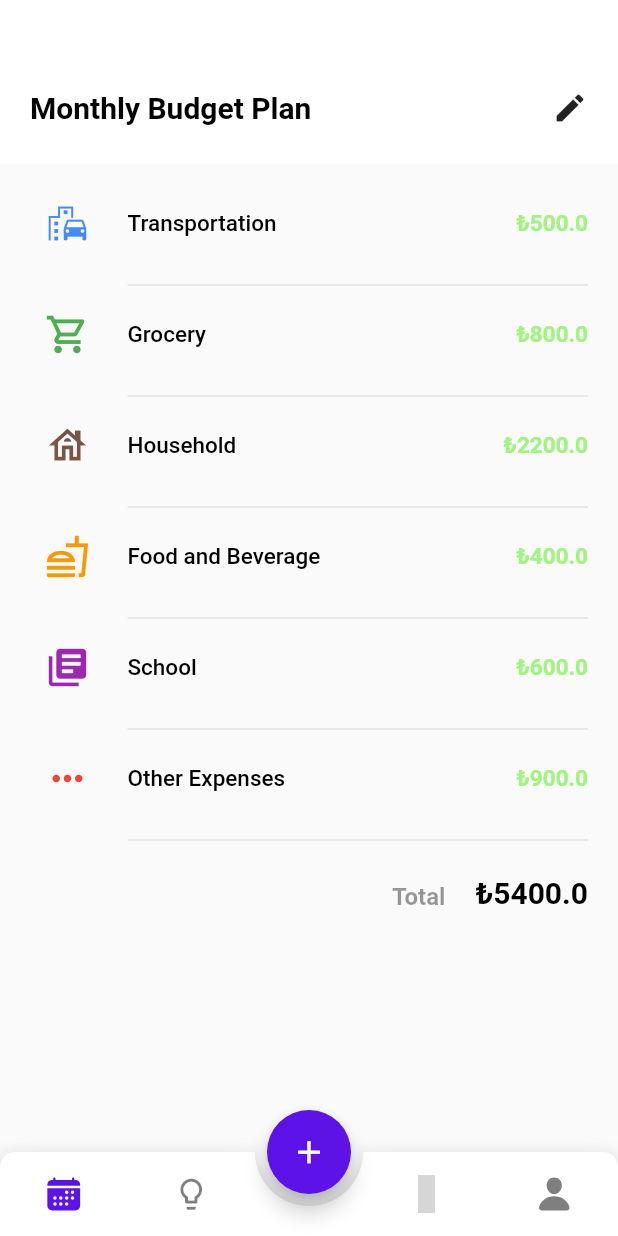
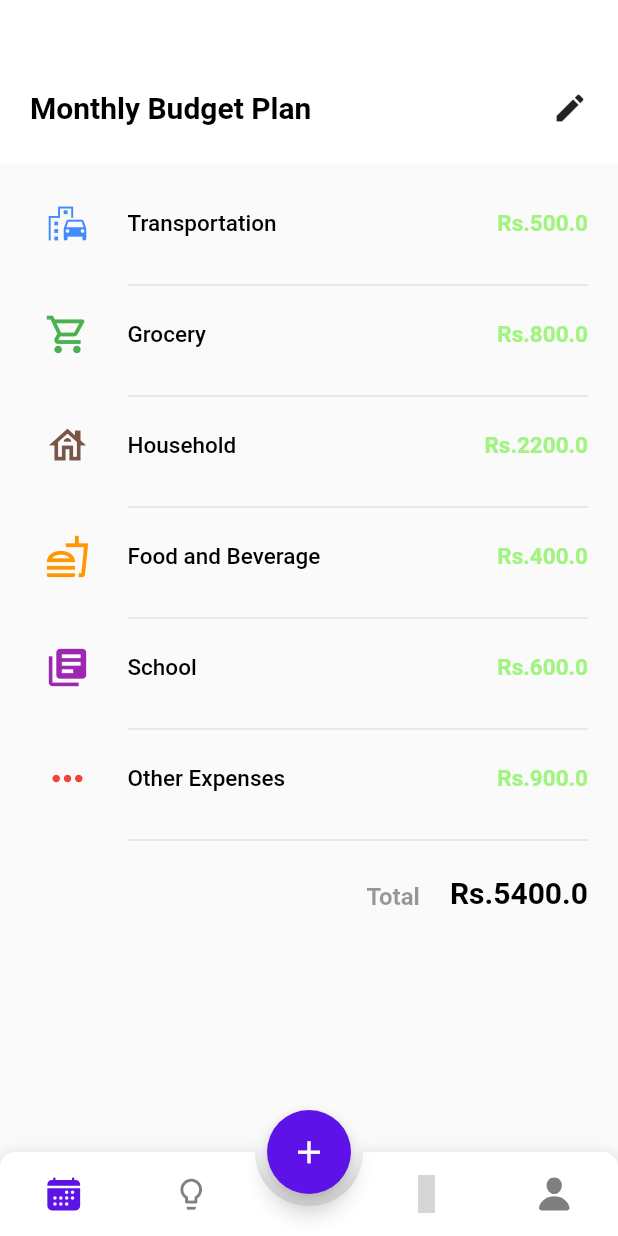
Before and after one commit to sithum20210380/Team-I-Radiations, a Flutter app: the screen it shows after launch, after a tap on "Get Started", on a phone screen of 412 x 824 dp. Run offline on Flutter 3.47's test engine with Material 2 defaults, Android fonts, the phone set to English and light mode, and no system bars; drawn by our look-alikes of animated_bottom_navigation_bar; our stand-ins replace flutter_icons, percent_indicator; network calls fail; grey boxes are pictures that could not be loaded.

Commit message:
changed the currency

```diff
--- a/lib/pages/monthly_budget_plan_page.dart
+++ b/lib/pages/monthly_budget_plan_page.dart
@@ -118,7 +118,7 @@ class _MonthlyBudgetPlanPageState extends State<MonthlyBudgetPlanPage> {
                           mainAxisAlignment: MainAxisAlignment.end,
                           children: [
                             Text(
-                              "₺${budget[index]['price']}",
+                              "Rs.${budget[index]['price']}",
                               style: const TextStyle(
                                   fontWeight: FontWeight.w600,
                                   fontSize: 15,
@@ -159,7 +159,7 @@ class _MonthlyBudgetPlanPageState extends State<MonthlyBudgetPlanPage> {
                   ),
                 ),
                 Text(
-                  "₺$total",
+                  "Rs.$total",
                   style: const TextStyle(
                       fontSize: 20, color: black, fontWeight: FontWeight.bold),
                   overflow: TextOverflow.ellipsis,
--- a/lib/pages/profile_page.dart
+++ b/lib/pages/profile_page.dart
@@ -158,7 +158,7 @@ class _ProfilePageState extends State<ProfilePage> {
                                 height: 10,
                               ),
                               Text(
-                                "₺3201.80",
+                                "Rs.3201.80",
                                 style: TextStyle(
                                     fontWeight: FontWeight.bold,
                                     fontSize: 20,
```
Also changed, not shown: pubspec.lock.
